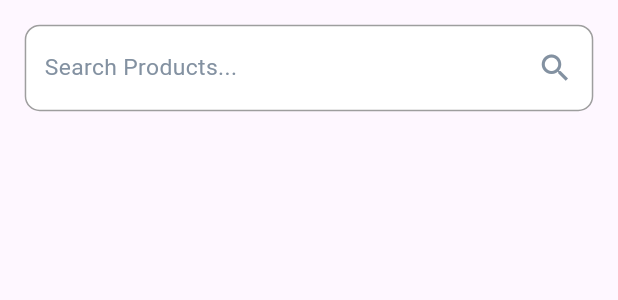
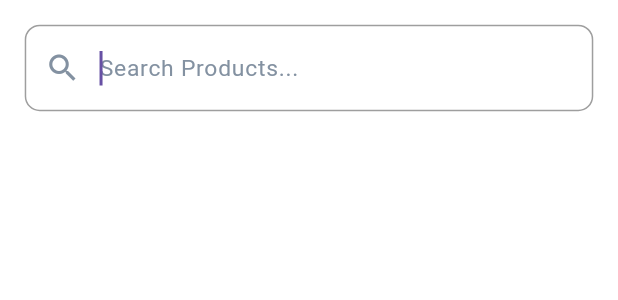
Before and after one commit to mohamedkhaled239/grabit_ecommerce, a Flutter app: the SearchBar widget shown alone on an empty page, opened directly, after a tap on "Search Products...", on a phone screen of 412 x 824 dp. Shown: the top 300 px of the screen. Run offline on Flutter 3.47's test engine with Material 3 defaults, Android fonts, the phone set to English and light mode, and no system bars; our stand-ins replace cached_network_image, card_swiper, cloud_firestore, equatable, firebase_auth, firebase_core and 8 more; missing offline and left inert: string_similarity; accounts and stored records are empty; project files that could hold a hidden picture were left out.

Commit message:
add search feature

```diff
--- a/lib/features/home/model/home_model.dart
+++ b/lib/features/home/model/home_model.dart
@@ -7,6 +7,15 @@
   final ProductService _productService = ProductService();
 
   Stream<List<Product>> getLatestProducts() {
-    return _productService.getProducts();
+    return _firestore
+        .collection('allproducts')
+        .orderBy('createdAt', descending: true)
+        .limit(20) // Limit the number of products for performance
+        .snapshots()
+        .map((snapshot) {
+          return snapshot.docs
+              .map((doc) => Product.fromFirestore(doc))
+              .toList();
+        });
   }
 }
--- /dev/null
+++ b/lib/features/home/search/view/search_page.dart
@@ -0,0 +1,143 @@
+// features/home/search/view/search_page.dart
+import 'package:flutter/material.dart';
+import 'package:flutter_bloc/flutter_bloc.dart';
+import 'package:grabit_ecommerce/features/home/controller/home_controller.dart';
+import 'package:grabit_ecommerce/features/home/products/model/product_model.dart';
+import 'package:grabit_ecommerce/features/home/view/least_arrival_product_card.dart';
+import 'package:responsive_sizer/responsive_sizer.dart';
+
+class SearchPage extends StatefulWidget {
+  const SearchPage({Key? key}) : super(key: key);
+
+  @override
+  State<SearchPage> createState() => _SearchPageState();
+}
+
+class _SearchPageState extends State<SearchPage> {
+  final TextEditingController _searchController = TextEditingController();
+  List<Product> _searchResults = [];
+  List<Product> _allProducts = [];
+
+  @override
+  void initState() {
+    super.initState();
+    _loadAllProducts();
+  }
+
+  Future<void> _loadAllProducts() async {
+    final productsStream = context.read<HomeController>().getLatestProducts();
+    productsStream.first.then((products) {
+      setState(() {
+        _allProducts = products;
+      });
+    });
+  }
+
+  void _searchProducts(String query) {
+    if (query.isEmpty) {
+      setState(() {
+        _searchResults = [];
+      });
+      return;
+    }
+
+    final results =
+        _allProducts.where((product) {
+          final titleLower = product.title.en.toLowerCase();
+          final searchLower = query.toLowerCase();
+          return titleLower.contains(searchLower);
+        }).toList();
+
+    setState(() {
+      _searchResults = results;
+    });
+  }
+
+  @override
+  Widget build(BuildContext context) {
+    return Scaffold(
+      backgroundColor: Colors.white,
+      body: SafeArea(
+        child: Column(
+          children: [
+            // Custom search bar matching home page style
+            Padding(
+              padding: EdgeInsets.all(4.w),
+              child: Container(
+                height: 7.h,
+                decoration: BoxDecoration(
+                  color: const Color.fromARGB(255, 255, 255, 255),
+                  borderRadius: BorderRadius.circular(10),
+                  border: Border.all(color: Colors.grey, width: 1.0),
+                ),
+                child: Row(
+                  children: [
+                    SizedBox(width: 3.w),
+                    const Icon(Icons.search, color: Color(0xff8391A1)),
+                    SizedBox(width: 3.w),
+                    Expanded(
+                      child: TextField(
+                        controller: _searchController,
+                        autofocus: true,
+                        decoration: InputDecoration(
+                          hintText: "Search Products...",
+                          hintStyle: TextStyle(
+                            fontSize: 16.sp,
+                            color: const Color(0xff8391A1),
+                          ),
+                          border: InputBorder.none,
+                        ),
+                        style: TextStyle(fontSize: 16.sp, color: Colors.black),
+                        onChanged: _searchProducts,
+                      ),
+                    ),
+                    if (_searchController.text.isNotEmpty)
+                      IconButton(
+                        icon: const Icon(Icons.clear, color: Color(0xff8391A1)),
+                        onPressed: () {
+                          _searchController.clear();
+                          _searchProducts('');
+                        },
+                      ),
+                    SizedBox(width: 3.w),
+                  ],
+                ),
+              ),
+            ),
+            Expanded(
+              child:
+                  _searchResults.isEmpty && _searchController.text.isNotEmpty
+                      ? const Center(
+                        child: Text(
+                          'No products found',
+                          style: TextStyle(fontSize: 16, color: Colors.grey),
+                        ),
+                      )
+                      : ListView.builder(
+                        padding: EdgeInsets.symmetric(
+                          horizontal: 4.w,
+                          vertical: 2.h,
+                        ),
+                        itemCount: _searchResults.length,
+                        itemBuilder: (context, index) {
+                          return Padding(
+                            padding: EdgeInsets.only(bottom: 2.h),
+                            child: LeastArrivalProductCard(
+                              product: _searchResults[index],
+                            ),
+                          );
+                        },
+                      ),
+            ),
+          ],
+        ),
+      ),
+    );
+  }
+
+  @override
+  void dispose() {
+    _searchController.dispose();
+    super.dispose();
+  }
+}
--- a/lib/features/home/view/home_page.dart
+++ b/lib/features/home/view/home_page.dart
@@ -3,13 +3,14 @@
 import 'package:grabit_ecommerce/features/home/controller/home_controller.dart';
 import 'package:grabit_ecommerce/features/home/controller/home_state.dart';
 import 'package:grabit_ecommerce/features/home/model/home_model.dart';
+import 'package:grabit_ecommerce/features/home/search/view/search_page.dart';
 import 'package:grabit_ecommerce/features/home/view/least_arrival_widget.dart';
 import 'package:responsive_sizer/responsive_sizer.dart';
 import 'package:card_swiper/card_swiper.dart';
 import 'package:flutter_svg/flutter_svg.dart';
 
 class HomePage extends StatelessWidget {
-  const HomePage({Key? key}) : super(key: key);
+  const HomePage({super.key});
 
   @override
   Widget build(BuildContext context) {
@@ -203,6 +204,7 @@
   }
 }
 
+// Update your existing SearchBar widget
 class SearchBar extends StatelessWidget {
   const SearchBar({Key? key}) : super(key: key);
 
@@ -211,7 +213,12 @@
     return Padding(
       padding: EdgeInsets.all(4.w),
       child: GestureDetector(
-        onTap: () {},
+        onTap: () {
+          Navigator.push(
+            context,
+            MaterialPageRoute(builder: (context) => const SearchPage()),
+          );
+        },
         child: Container(
           height: 7.h,
           decoration: BoxDecoration(
--- a/lib/main.dart
+++ b/lib/main.dart
@@ -11,6 +11,7 @@
 import 'package:grabit_ecommerce/features/cart/view/cart_screen.dart';
 import 'package:grabit_ecommerce/features/home/controller/home_controller.dart';
 import 'package:grabit_ecommerce/features/home/model/home_model.dart';
+import 'package:grabit_ecommerce/features/home/search/view/search_page.dart';
 import 'package:grabit_ecommerce/features/home/view/home_page.dart';
 import 'package:grabit_ecommerce/features/home/view/least_arrival_widget.dart';
 import 'package:grabit_ecommerce/features/root_screen.dart';
@@ -61,6 +62,7 @@
           '/register': (context) => const RegisterScreen(),
           '/home': (context) => const HomePage(),
           '/root': (context) => const RootScreen(),
+          '/search': (context) => const SearchPage(),
         },
       ),
     );
```
Also changed, not shown: lib/features/home/controller/home_controller.dart (+11 -0 lines).
